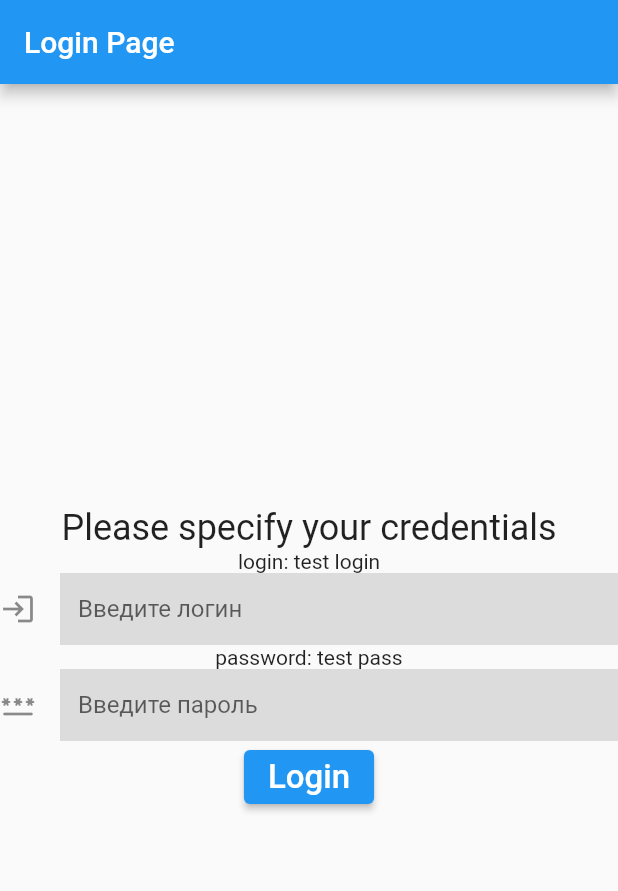
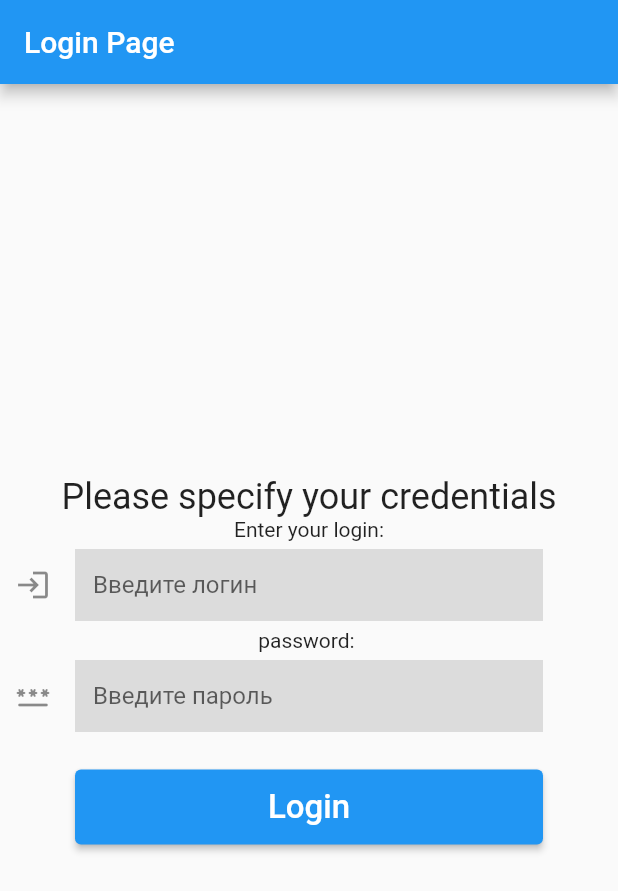
Before and after one commit to EugeneShelukhin/naspor, a Flutter app: the screen it shows after launch, on a phone screen of 412 x 824 dp. Shown: the top 891 px of the screen. Run offline on Flutter 3.47's test engine with Material 2 defaults, Android fonts, the phone set to English and light mode, and no system bars.

Commit message:
added login margins

```diff
--- a/lib/login.dart
+++ b/lib/login.dart
@@ -38,17 +38,21 @@ class _LoginPageState extends State<LoginPage> {
               'Please specify your credentials',
               style: Theme.of(context).textTheme.headline5,
             ),
-
-            Text('login: $_login'),
-            TextField(decoration: InputDecoration(
+            Text('Enter your login:'),
+            new Container(
+              margin: const EdgeInsets.only(left:10.0, top:5.0, right:50.0, bottom: 5),
+              child:TextField(decoration: InputDecoration(
                     border: InputBorder.none,
                     icon: Icon(Icons.login),
                     hintText: "Введите логин",
                     fillColor: Colors.black12,
                     filled: true),
-                onChanged: _changeName,),
-            Text('password: $_pass'),
-            TextField(decoration: InputDecoration(
+                    onChanged: _changeName,)
+            ),
+            Text('password: '),
+            new Container(
+              margin: const EdgeInsets.only(left:10.0, top:5.0, right:50.0, bottom: 5),
+              child:TextField(decoration: InputDecoration(
                     border: InputBorder.none,
                     icon: Icon(Icons.password_rounded),
                     hintText: "Введите пароль",
@@ -56,11 +60,16 @@ class _LoginPageState extends State<LoginPage> {
                     filled: true),
                     obscureText: true,
                     onChanged: _changePass,
+                )
             ),
-            ElevatedButton(
+            new Container(
+              margin: const EdgeInsets.only(left: 50,top:20.0, right: 50.0),
+              width: double.infinity, height: 50,
+              child: ElevatedButton(
                 child: Text("Login", style: TextStyle(fontSize: 22)),
-                onPressed: _loginPressed
-            ),
+                onPressed: _loginPressed,
+                //style: Size.fromHeight(),
+            )),
           ],
         ),
       ),
```
Lines whose indentation alone changed are shown as unchanged.
